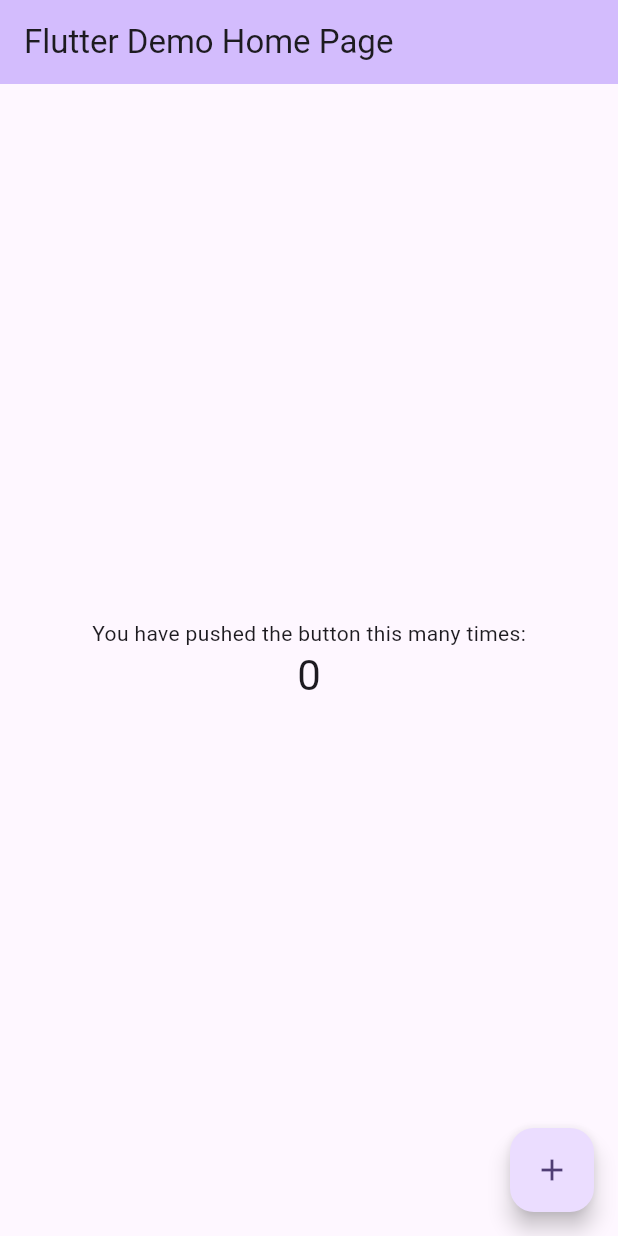
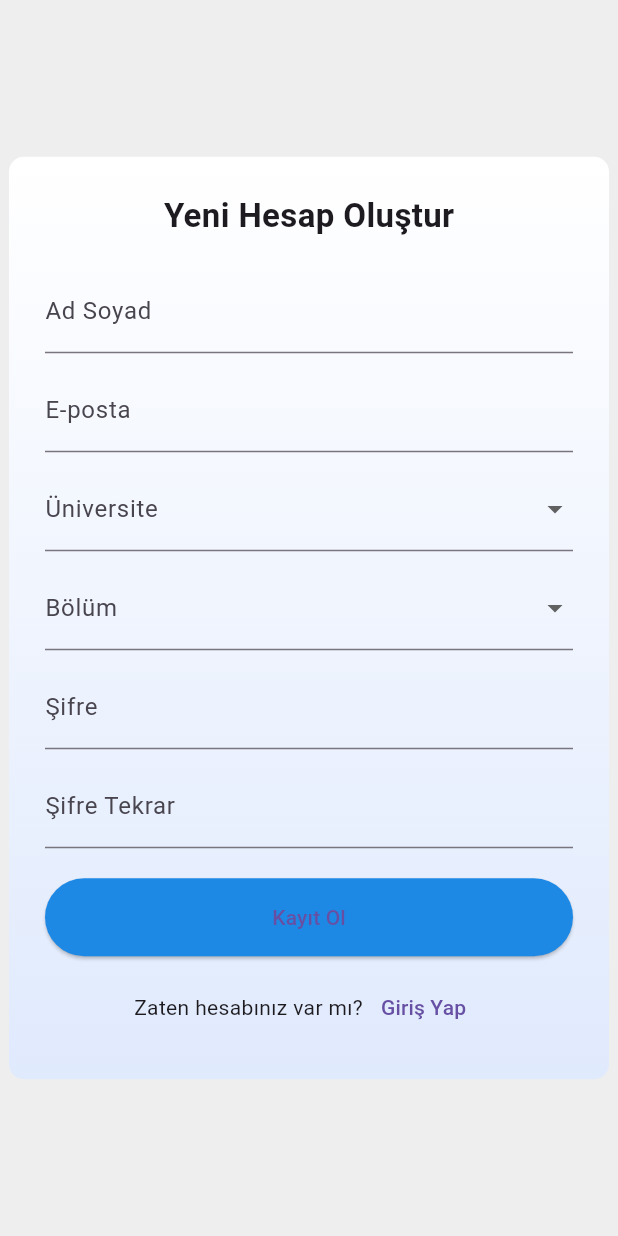
Before and after one commit to veyselka/AkademikBilgiErisimAgi, a Flutter app: the screen it shows after launch, on a phone screen of 412 x 824 dp. Run offline on Flutter 3.47's test engine with Material 3 defaults, Android fonts, the phone set to English and light mode, and no system bars.

Commit message:
kayıt olma ekranının gerçekleştirilmesi
basit bir görünüm şeklinde kayıt olma ekranının frontend kısmı oluşturuldu kodlandı

```diff
--- a/akademikbilgierisimagi/lib/main.dart
+++ b/akademikbilgierisimagi/lib/main.dart
@@ -1,68 +1,145 @@
 import 'package:flutter/material.dart';
 
 void main() {
-  runApp(const MyApp());
+  runApp(const MaterialApp(
+    home: RegisterPage(),
+  ));
 }
 
-class MyApp extends StatelessWidget {
-  const MyApp({super.key});
+class RegisterPage extends StatefulWidget {
+  const RegisterPage({Key? key}) : super(key: key);
 
   @override
-  Widget build(BuildContext context) {
-    return MaterialApp(
-      title: 'Flutter Demo',
-      theme: ThemeData(
-        colorScheme: ColorScheme.fromSeed(seedColor: Colors.deepPurple),
-        useMaterial3: true,
-      ),
-      home: const MyHomePage(title: 'Flutter Demo Home Page'),
-    );
-  }
+  State<RegisterPage> createState() => _RegisterPageState();
 }
 
-class MyHomePage extends StatefulWidget {
-  const MyHomePage({super.key, required this.title});
+class _RegisterPageState extends State<RegisterPage> {
+  final _formKey = GlobalKey<FormState>();
 
-  final String title;
+  String? selectedUniversity;
+  String? selectedDepartment;
 
-  @override
-  State<MyHomePage> createState() => _MyHomePageState();
-}
-
-class _MyHomePageState extends State<MyHomePage> {
-  int _counter = 0;
-
-  void _incrementCounter() {
-    setState(() {
-      _counter++;
-    });
-  }
+  final List<String> universities = [
+    'Üniversite 1',
+    'Üniversite 2',
+    'Üniversite 3'
+  ];
+  final List<String> departments = [
+    'Bilgisayar Müh.',
+    'Elektrik-Elektronik',
+    'Makine Müh.'
+  ];
 
   @override
   Widget build(BuildContext context) {
     return Scaffold(
-      appBar: AppBar(
-        backgroundColor: Theme.of(context).colorScheme.inversePrimary,
-        title: Text(widget.title),
-      ),
+      backgroundColor: Colors.grey[200],
       body: Center(
-        child: Column(
-          mainAxisAlignment: MainAxisAlignment.center,
-          children: <Widget>[
-            const Text(
-              'You have pushed the button this many times:',
+        child: SingleChildScrollView(
+          child: Container(
+            width: 400,
+            padding: const EdgeInsets.all(24.0),
+            decoration: BoxDecoration(
+              borderRadius: BorderRadius.circular(10),
+              gradient: const LinearGradient(
+                colors: [Colors.white, Color(0xFFE0EAFD)],
+                begin: Alignment.topCenter,
+                end: Alignment.bottomCenter,
+              ),
             ),
-            Text(
-              '$_counter',
-              style: Theme.of(context).textTheme.headlineMedium,
+            child: Form(
+              key: _formKey,
+              child: Column(
+                children: [
+                  const Text(
+                    'Yeni Hesap Oluştur',
+                    style: TextStyle(fontSize: 22, fontWeight: FontWeight.bold),
+                  ),
+                  const SizedBox(height: 20),
+                  TextFormField(
+                    decoration: const InputDecoration(labelText: 'Ad Soyad'),
+                  ),
+                  const SizedBox(height: 10),
+                  TextFormField(
+                    decoration: const InputDecoration(
+                      labelText: 'E-posta',
+                      hintText: 'ornek@universite.edu.tr',
+                    ),
+                    keyboardType: TextInputType.emailAddress,
+                  ),
+                  const SizedBox(height: 10),
+                  DropdownButtonFormField<String>(
+                    decoration: const InputDecoration(labelText: 'Üniversite'),
+                    value: selectedUniversity,
+                    onChanged: (value) {
+                      setState(() {
+                        selectedUniversity = value;
+                      });
+                    },
+                    items: universities
+                        .map((uni) =>
+                            DropdownMenuItem(value: uni, child: Text(uni)))
+                        .toList(),
+                  ),
+                  const SizedBox(height: 10),
+                  DropdownButtonFormField<String>(
+                    decoration: const InputDecoration(labelText: 'Bölüm'),
+                    value: selectedDepartment,
+                    onChanged: (value) {
+                      setState(() {
+                        selectedDepartment = value;
+                      });
+                    },
+                    items: departments
+                        .map((dep) =>
+                            DropdownMenuItem(value: dep, child: Text(dep)))
+                        .toList(),
+                  ),
+                  const SizedBox(height: 10),
+                  TextFormField(
+                    obscureText: true,
+                    decoration: const InputDecoration(labelText: 'Şifre'),
+                  ),
+                  const SizedBox(height: 10),
+                  TextFormField(
+                    obscureText: true,
+                    decoration:
+                        const InputDecoration(labelText: 'Şifre Tekrar'),
+                  ),
+                  const SizedBox(height: 20),
+                  SizedBox(
+                    width: double.infinity,
+                    child: ElevatedButton(
+                      style: ElevatedButton.styleFrom(
+                        padding: const EdgeInsets.symmetric(vertical: 16),
+                        backgroundColor: Colors.blue[600],
+                      ),
+                      onPressed: () {
+                        if (_formKey.currentState!.validate()) {
+                          // Kayıt işlemi
+                        }
+                      },
+                      child: const Text('Kayıt Ol'),
+                    ),
+                  ),
+                  const SizedBox(height: 10),
+                  Row(
+                    mainAxisAlignment: MainAxisAlignment.center,
+                    children: [
+                      const Text('Zaten hesabınız var mı?'),
+                      TextButton(
+                        onPressed: () {
+                          // Giriş ekranına yönlendirme
+                        },
+                        child: const Text('Giriş Yap'),
+                      ),
+                    ],
+                  ),
+                ],
+              ),
             ),
-          ],
+          ),
         ),
-      ),
-      floatingActionButton: FloatingActionButton(
-        onPressed: _incrementCounter,
-        tooltip: 'Increment',
-        child: const Icon(Icons.add),
       ),
     );
   }
```
Also changed, not shown: 2 other files.
